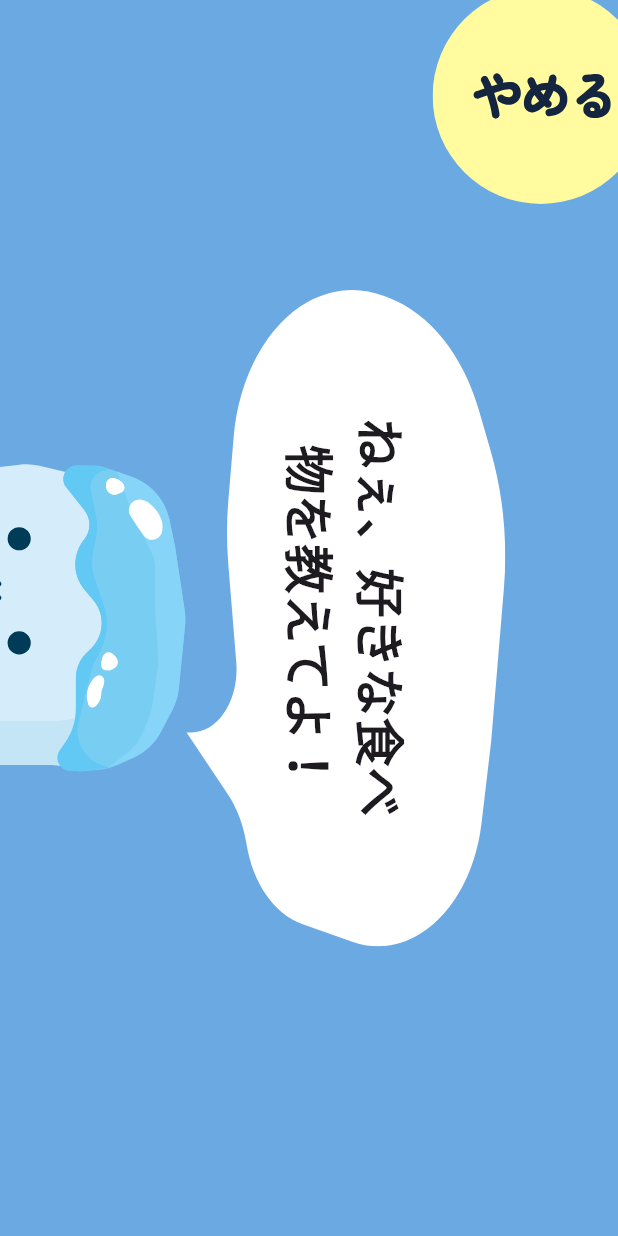
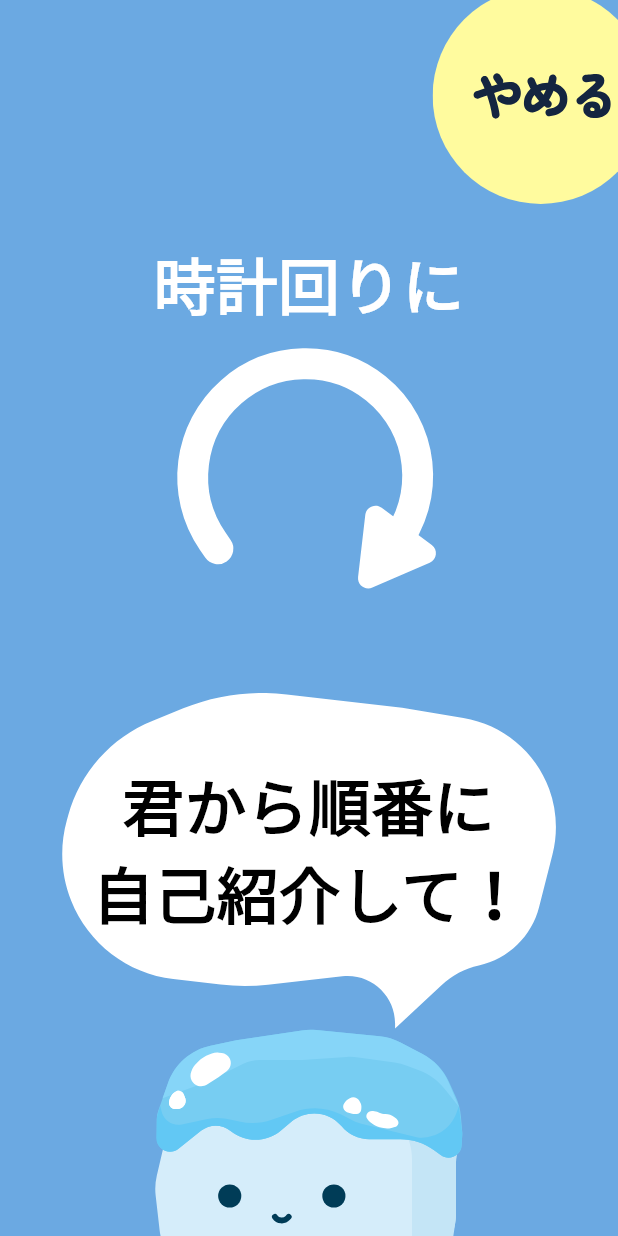
Before and after one commit to Tokeice/app, a Flutter app: the IceBreak screen opened directly, on a phone screen of 412 x 824 dp. Run offline on Flutter 3.47's test engine with Material 3 defaults, Android fonts, the phone set to English and light mode, and no system bars; our stand-ins replace flutter_svg, permission_handler; missing offline and left inert: noise_meter; Roboto replaces fonts that are missing (Zen Maru Gothic).

Commit message:
コメントアウトを元に戻す

```diff
--- a/lib/ice_break.dart
+++ b/lib/ice_break.dart
@@ -323,20 +323,20 @@ class _IceBreakState extends State<IceBreak> {
           Align(
             alignment: Alignment.topRight,
             child: changeEndButton(screenWidth)),
-          // Container(
-          //   child: Align(
-          //     alignment: Alignment.bottomCenter,
-          //     child: Column(
-          //       mainAxisAlignment: MainAxisAlignment.end,
-          //       children: [
-          //         selfIntroArrow(screenWidth),
-          //         selfIntroCharactor(screenWidth),
-          //       ],
-          //     ),
-          //   )
-          // ),
+          Container(
+            child: Align(
+              alignment: Alignment.bottomCenter,
+              child: Column(
+                mainAxisAlignment: MainAxisAlignment.end,
+                children: [
+                  selfIntroArrow(screenWidth),
+                  selfIntroCharactor(screenWidth),
+                ],
+              ),
+            )
+          ),
           // 以下のコードでキャラクターとトークテーマを表示
-          directionCharacterSpeechWidget(context, Direction.left, theme),
+          // directionCharacterSpeechWidget(context, Direction.left, theme),
         ],
       ),
       backgroundColor: changeBackground(),
```
